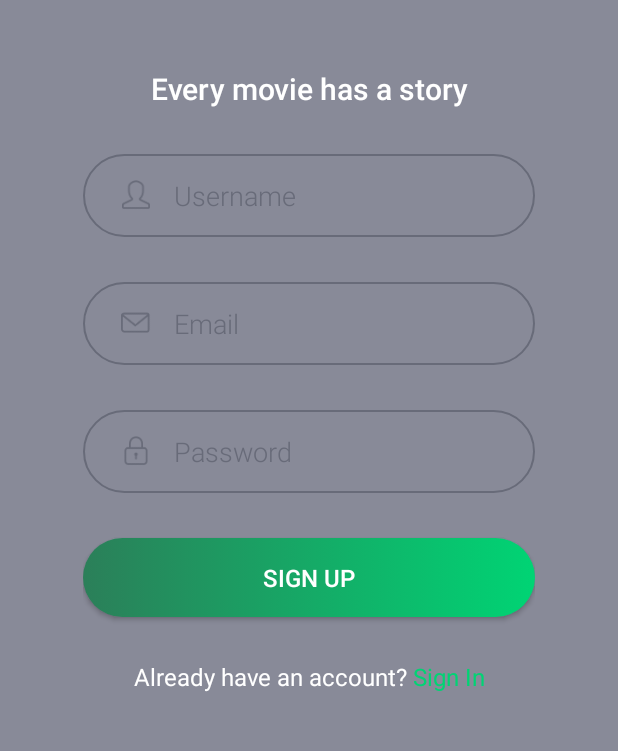
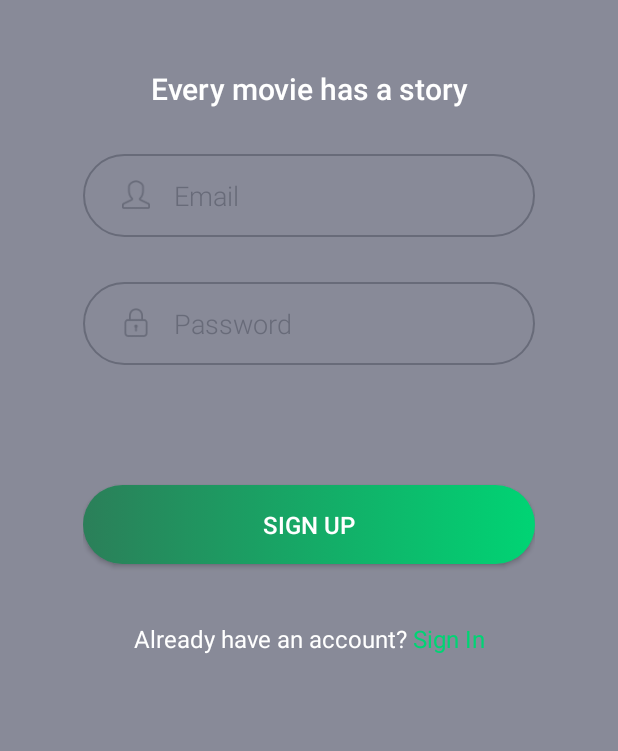
Before and after one commit to suada-haji/android-gravity-view, an Android app: the screen it shows after launch (MainActivity), after a tap on "Don't have an account? Sign Up", on a phone screen of 412 x 824 dp, the part 309-1060 px from its top. Run offline under Robolectric (Android 15) with nearby library versions, the phone set to English and light mode, and no system bars; our stand-ins replace ButterKnife, Firebase (no records; nobody signed in at launch, a user with empty details on screens opened directly); libraries missing offline, so code that uses them is left out: co.gofynd.gravityview; 3 statements that could not run were skipped.

Commit message:
Enable sign in functionality

```diff
--- a/app/build.gradle
+++ b/app/build.gradle
@@ -49,7 +49,8 @@ dependencies {
 
     testCompile 'junit:junit:4.12'
 
-    // Firebase
+    // Firebase Auth
+    compile "com.google.firebase:firebase-auth:9.0.2"
 
 
 
--- a/app/src/main/java/com/example/suadahaji/gravityview/fragments/SignUpFragment.java
+++ b/app/src/main/java/com/example/suadahaji/gravityview/fragments/SignUpFragment.java
@@ -2,17 +2,26 @@ package com.example.suadahaji.gravityview.fragments;
 
 import android.content.Intent;
 import android.os.Bundle;
+import android.support.annotation.NonNull;
 import android.support.annotation.Nullable;
 import android.support.v4.app.Fragment;
 import android.support.v4.app.FragmentManager;
 import android.text.Html;
+import android.text.TextUtils;
 import android.view.LayoutInflater;
 import android.view.View;
 import android.view.ViewGroup;
 import android.widget.Button;
+import android.widget.EditText;
+import android.widget.ProgressBar;
+import android.widget.Toast;
 
 import com.example.suadahaji.gravityview.views.MoviesListActivity;
 import com.example.suadahaji.gravityview.R;
+import com.google.android.gms.tasks.OnCompleteListener;
+import com.google.android.gms.tasks.Task;
+import com.google.firebase.auth.AuthResult;
+import com.google.firebase.auth.FirebaseAuth;
 
 import butterknife.BindView;
 import butterknife.ButterKnife;
@@ -27,6 +36,15 @@ public class SignUpFragment extends Fragment {
     Button btnSignUp;
     @BindView(R.id.btn_sign_in)
     Button btnSignIn;
+    @BindView(R.id.email)
+    EditText etEmail;
+    @BindView(R.id.password)
+    EditText etPassword;
+    @BindView(R.id.progress)
+    ProgressBar progressBar;
+
+    FirebaseAuth auth;
+
 
     @Nullable
     @Override
@@ -34,6 +52,7 @@ public class SignUpFragment extends Fragment {
 
         View view = inflater.inflate(R.layout.sign_up_fragment, container, false);
         ButterKnife.bind(this, view);
+        auth = FirebaseAuth.getInstance();
         return view;
     }
 
@@ -44,8 +63,43 @@ public class SignUpFragment extends Fragment {
         btnSignUp.setOnClickListener(new View.OnClickListener() {
             @Override
             public void onClick(View v) {
-                Intent intent = new Intent(getContext(), MoviesListActivity.class);
-                startActivity(intent);
+
+                String email = etEmail.getText().toString().trim();
+                String password = etPassword.getText().toString().trim();
+
+                if (TextUtils.isEmpty(email)) {
+                    Toast.makeText(getContext(), "Enter email address!", Toast.LENGTH_SHORT).show();
+                    return;
+                }
+                if (TextUtils.isEmpty(password)) {
+                    Toast.makeText(getContext(), "Enter password!", Toast.LENGTH_SHORT).show();
+                    return;
+                }
+
+                if (password.length() < 6) {
+                    Toast.makeText(getContext(), "Password too short, enter a minimum of 6 characters",
+                            Toast.LENGTH_SHORT).show();
+                    return;
+                }
+
+                progressBar.setVisibility(View.VISIBLE);
+
+                // create user
+                auth.createUserWithEmailAndPassword(email, password)
+                        .addOnCompleteListener(getActivity(), new OnCompleteListener<AuthResult>() {
+                            @Override
+                            public void onComplete(@NonNull Task<AuthResult> task) {
+                                progressBar.setVisibility(View.GONE);
+                                if (!task.isSuccessful()) {
+                                    Toast.makeText(getActivity(), "Authentication failed." +
+                                            task.isSuccessful(), Toast.LENGTH_SHORT).show();
+                                } else {
+                                    Intent intent = new Intent(getContext(), MoviesListActivity.class);
+                                    startActivity(intent);
+                                }
+
+                            }
+                        });
             }
         });
 
@@ -64,6 +118,5 @@ public class SignUpFragment extends Fragment {
         });
 
 
-
     }
 }
--- a/app/src/main/res/layout/sign_up_fragment.xml
+++ b/app/src/main/res/layout/sign_up_fragment.xml
@@ -1,9 +1,13 @@
 <?xml version="1.0" encoding="utf-8"?>
-<LinearLayout xmlns:android="http://schemas.android.com/apk/res/android"
+<RelativeLayout xmlns:android="http://schemas.android.com/apk/res/android"
     android:orientation="vertical" android:layout_width="match_parent"
     android:layout_height="wrap_content"
     android:layout_below="@id/logo_text">
 
+    <LinearLayout
+        android:layout_width="match_parent"
+        android:layout_height="wrap_content"
+        android:orientation="vertical">
         <LinearLayout
             android:layout_width="match_parent"
             android:layout_height="wrap_content"
@@ -21,38 +25,6 @@
                 android:layout_gravity="center_vertical"/>
 
             <EditText
-            android:id="@+id/username"
-            android:layout_width="wrap_content"
-            android:layout_height="wrap_content"
-            android:layout_marginLeft="15dp"
-            android:fontFamily="sans-serif-light"
-            android:hint="Username"
-            android:textColorHint="@color/buttonColor"
-            android:textColor="@color/buttonColor"
-            android:background="@android:color/transparent"
-            android:maxLines="1"
-            android:textSize="18sp"
-            android:inputType="text"/>
-    </LinearLayout>
-
-    <LinearLayout
-        android:layout_width="match_parent"
-        android:layout_height="wrap_content"
-        android:layout_marginTop="30dp"
-        android:background="@drawable/transparent_bg"
-        android:orientation="horizontal"
-        android:paddingBottom="15dp"
-        android:paddingLeft="25dp"
-        android:paddingRight="10dp"
-        android:paddingTop="15dp">
-
-        <ImageView
-            android:layout_width="20dp"
-            android:layout_height="20dp"
-            android:src="@drawable/email"
-            android:layout_gravity="center_vertical"/>
-
-        <EditText
                 android:id="@+id/email"
                 android:layout_width="wrap_content"
                 android:layout_height="wrap_content"
@@ -64,8 +36,10 @@
                 android:background="@android:color/transparent"
                 android:maxLines="1"
                 android:textSize="18sp"
-            android:inputType="textEmailAddress"/>
+                android:inputType="text"/>
         </LinearLayout>
+
+
         <LinearLayout
             android:layout_width="match_parent"
             android:layout_height="wrap_content"
@@ -102,7 +76,7 @@
             android:id="@+id/btn_sign_up"
             android:layout_width="match_parent"
             android:layout_height="wrap_content"
-        android:layout_marginTop="30dp"
+            android:layout_marginTop="80dp"
             android:background="@drawable/bg_btn"
             android:fontFamily="sans-serif-medium"
             android:minHeight="40dp"
@@ -117,7 +91,7 @@
             android:id="@+id/btn_sign_in"
             android:layout_width="match_parent"
             android:layout_height="wrap_content"
-        android:layout_marginTop="20dp"
+            android:layout_marginTop="30dp"
             android:background="#01ffffff"
             android:fontFamily="sans-serif"
             android:minHeight="40dp"
@@ -126,4 +100,17 @@
             android:textColor="@android:color/white"
             android:textSize="16sp"
             android:layout_marginBottom="15dp"/>
+
     </LinearLayout>
+
+    <ProgressBar
+        android:id="@+id/progress"
+        android:layout_width="wrap_content"
+        android:layout_height="wrap_content"
+        android:layout_centerInParent="true"
+        android:visibility="gone"/>
+
+
+
+
+</RelativeLayout>
```
Lines whose indentation alone changed are shown as unchanged.
